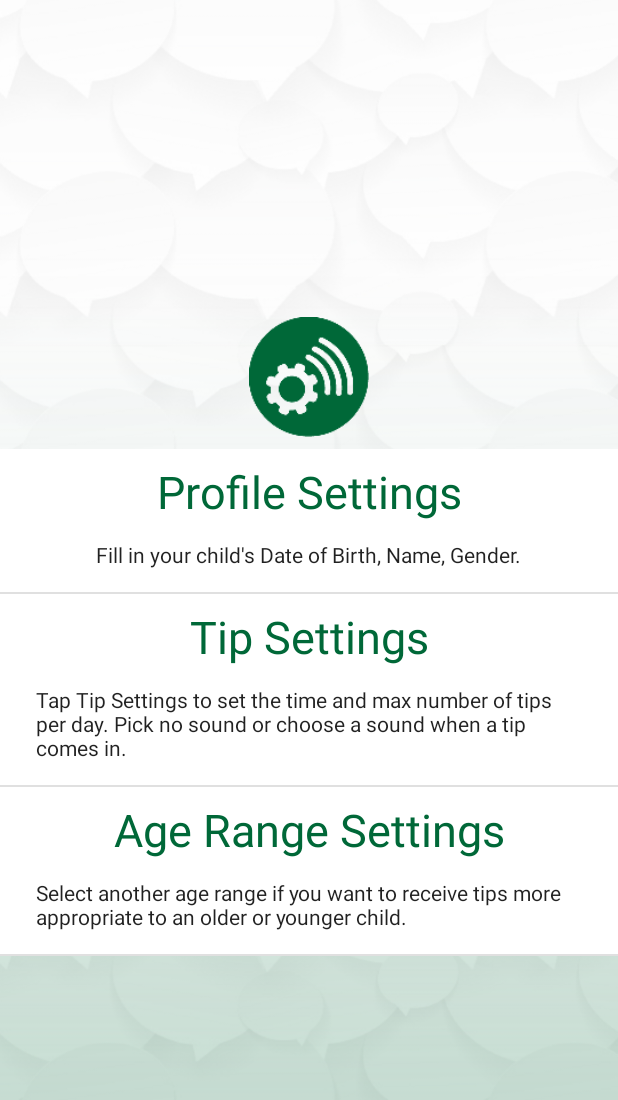
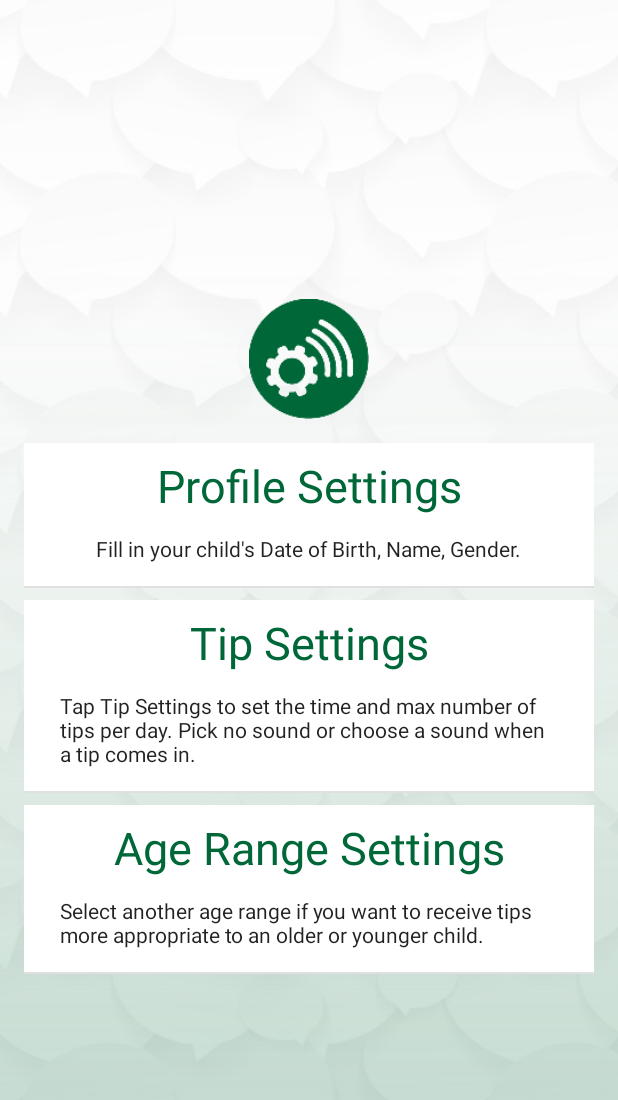
Before and after one commit to RGunn8/androidBWB-master, an Android app built with Jetpack Compose: the composable SettingContent shown on its own in the app's theme, on a phone screen of 412 x 824 dp. Shown: the top 1100 px of the screen. Run offline under Robolectric (Android 15) with nearby library versions, the phone set to English and light mode, and no system bars; libraries missing offline, so code that uses them is left out: com.ramcosta.composedestinations; 1 statement that could not run was skipped.

Commit message:
Fix spacing, and fix background colors of the setting screens

```diff
--- a/babbleapp/src/main/java/com/learning/leap/bwb/settings/SettingScreen.kt
+++ b/babbleapp/src/main/java/com/learning/leap/bwb/settings/SettingScreen.kt
@@ -82,6 +82,7 @@ private fun SettingContent(navigator: DestinationsNavigator) {
                             }
                         }
                     }
+                    .padding(top = 8.dp, start = 16.dp, end = 16.dp)
                     .background(Color.White)
                     .fillMaxWidth(), verticalArrangement = Arrangement.Center,
                     horizontalAlignment = Alignment.CenterHorizontally) {
```
